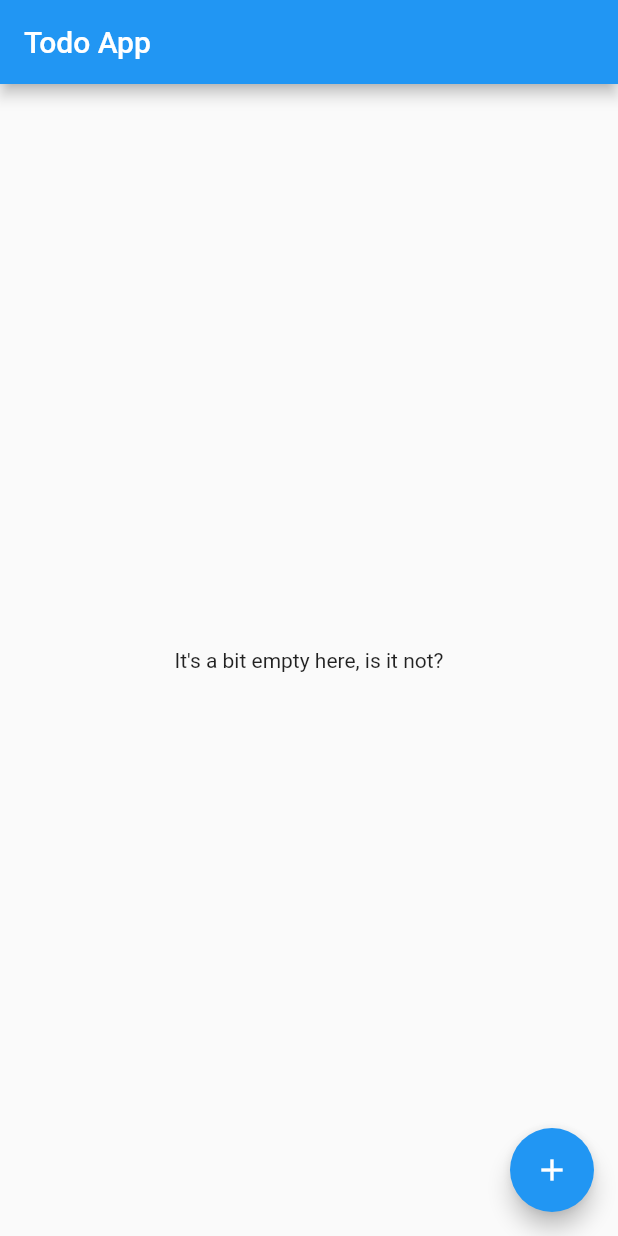
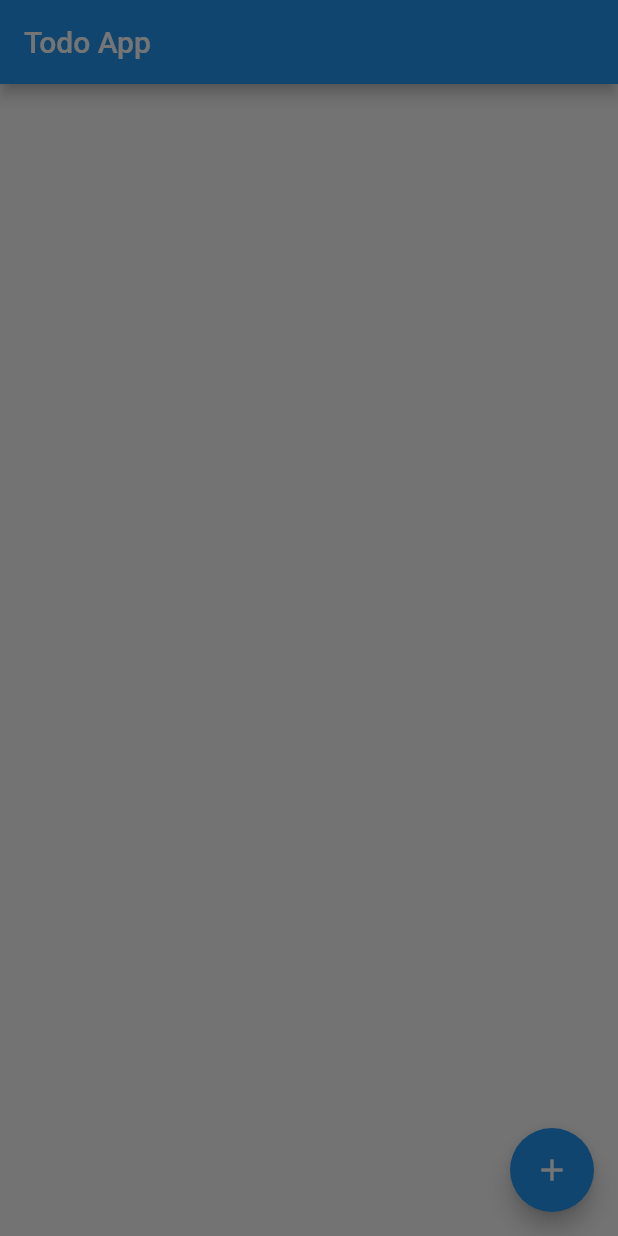
Before and after one commit to jessaleks/simple_todo_app_flutter, a Flutter app: the screen it shows after launch, after a tap on the "add" icon, on a phone screen of 412 x 824 dp. Run offline on Flutter 3.47's test engine with Material 2 defaults, Android fonts, the phone set to English and light mode, and no system bars.

```diff
--- a/lib/models/todo.dart
+++ b/lib/models/todo.dart
@@ -9,12 +9,15 @@ class Todo {
   Todo({
     required this.name,
     required this.isComplete,
+    required this.createdAt,
+    required this.updatedAt,
     this.description,
   });
 
   final String id = generateUUID();
-  final String name;
+  String name;
   bool isComplete;
   String? description;
-  DateTime createdAt = DateTime.now();
+  DateTime createdAt = DateTime.now().toUtc();
+  DateTime updatedAt = DateTime.now().toUtc();
 }
--- a/lib/todo_list.dart
+++ b/lib/todo_list.dart
@@ -1,5 +1,7 @@
+import 'dart:io';
+
+import 'package:flutter/cupertino.dart';
 import 'package:flutter/material.dart';
-import 'package:todo_app_flutter/todo_list_item.dart';
 import './models/todo.dart';
 
 class TodoList extends StatefulWidget {
@@ -13,9 +15,7 @@ class _TodoListState extends State<TodoList> {
   // ignore: unused_field
   final TextEditingController _textEditingController = TextEditingController();
   // ignore: unused_field
-  final List<Todo> _todos = <Todo>[];
-
-  void _displayADialog() {}
+  final List<Todo> todos = <Todo>[];
 
   String title = "Todo App";
 
@@ -24,20 +24,33 @@ class _TodoListState extends State<TodoList> {
     return Scaffold(
       appBar: AppBar(title: Text(title)),
       // ignore: prefer_is_empty
-      body: _todos.length > 0
-          ? ListView(
-              padding: const EdgeInsets.symmetric(vertical: 4.0),
-              children: const [
-                  TodoListItem(),
-                  TodoListItem(),
-                ])
-          : const Center(
-              child: Text("It's a bit empty here, is it not?"),
-            ),
+      body: _buildTodoList(),
       floatingActionButton: FloatingActionButton(
-          onPressed: () => _displayADialog(),
+          onPressed: () => _displayAddTodoDialog(context),
           tooltip: 'Add a Todo',
           child: const Icon(Icons.add)),
     );
   }
+
+  Widget _buildTodoList() {
+    return ListView.builder(
+        itemCount: todos.length,
+        itemBuilder: (context, index) => _buildTodoTile(todos[index]));
+  }
+
+  Widget _buildTodoTile(Todo todo) {
+    return ListTile(
+        key: Key(todo.id),
+        leading: Checkbox(onChanged: (selected) {}, value: todo.isComplete),
+        title: Text(todo.name));
+  }
+  // Come up with a way to create a dialogue
+  void _displayAddTodoDialog(BuildContext context) {
+    if (Platform.isIOS) {
+      showCupertinoDialog(
+          context: context,
+          builder: (context) => (child: child));
+    }
+    showDialog(context: context, builder: (context) => Dialog());
+  }
 }
--- a/lib/todo_list_item.dart
+++ /dev/null
@@ -1,10 +0,0 @@
-import 'package:flutter/material.dart';
-
-class TodoListItem extends StatelessWidget {
-  const TodoListItem({Key? key}) : super(key: key);
-
-  @override
-  Widget build(BuildContext context) {
-    return Container();
-  }
-}
```
